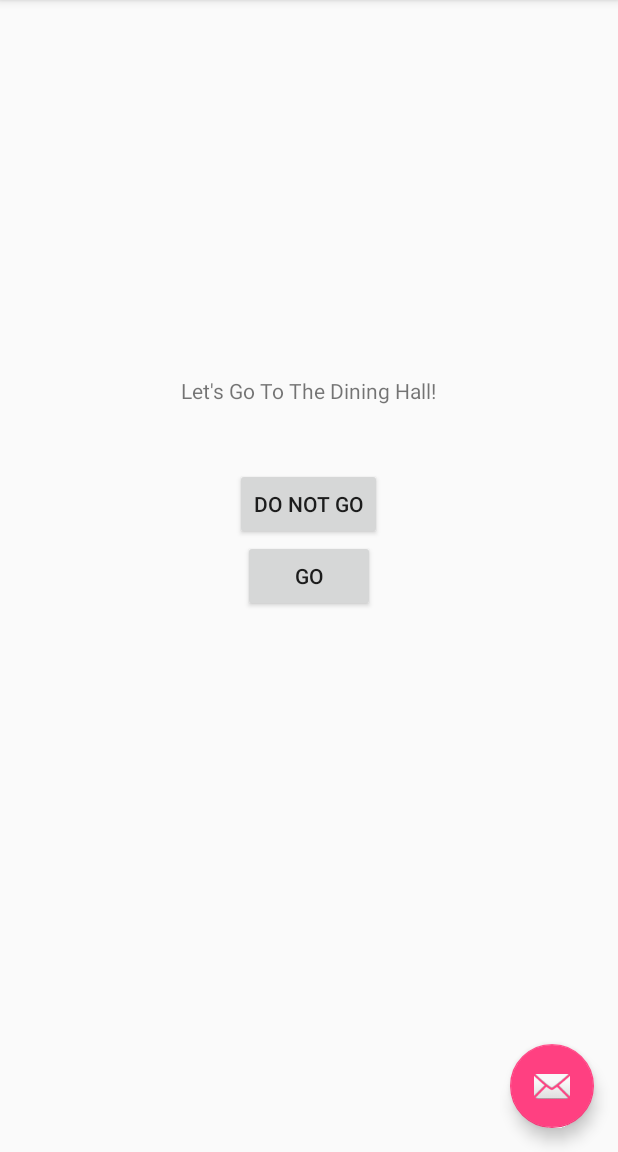
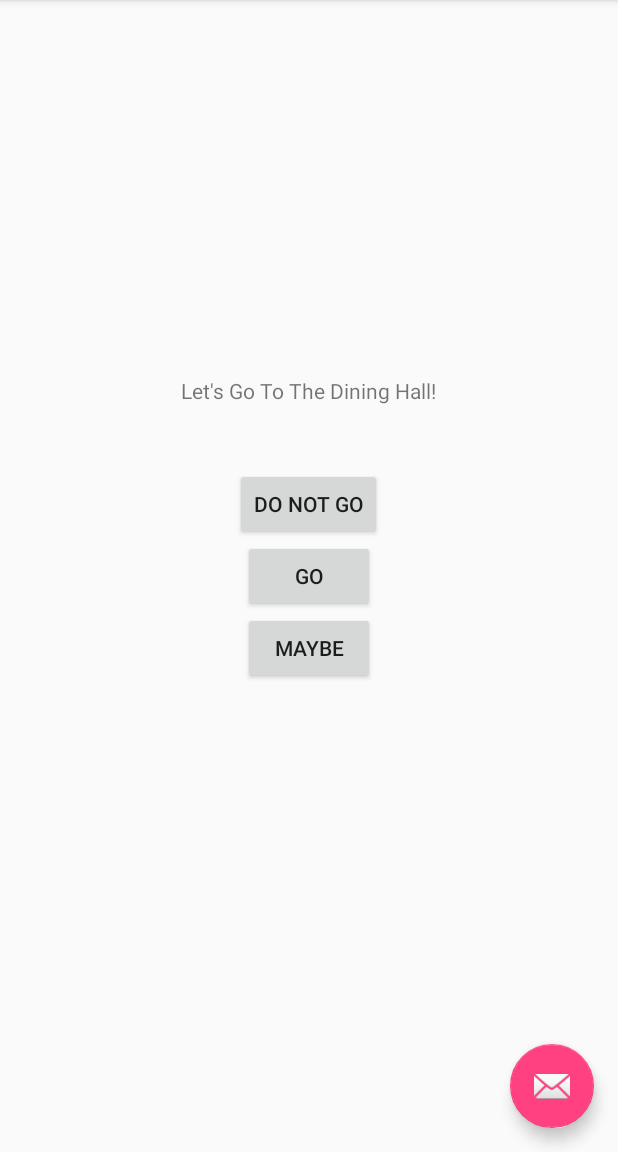
Before and after one commit to richmao/Hack-UCSC-2016, an Android app: the screen it shows after launch (MainActivity), on a phone screen of 412 x 824 dp, the part 84-1236 px from its top. Run offline under Robolectric (Android 15) with nearby library versions, the phone set to English and light mode, and no system bars.

Commit message:
adding maybe button

```diff
--- a/UniversalCommunicator/app/src/main/res/layout/content_main.xml
+++ b/UniversalCommunicator/app/src/main/res/layout/content_main.xml
@@ -39,4 +39,11 @@
         android:contextClickable="true"
         android:singleLine="true"
         android:onClick="setContentView" />
+    <Button
+        android:layout_height="wrap_content"
+        android:layout_width="wrap_content"
+        android:layout_centerHorizontal="true"
+        android:text="Maybe"
+        android:id="@+id/button3"
+        android:layout_below="@+id/button"/>
 </RelativeLayout>
```
